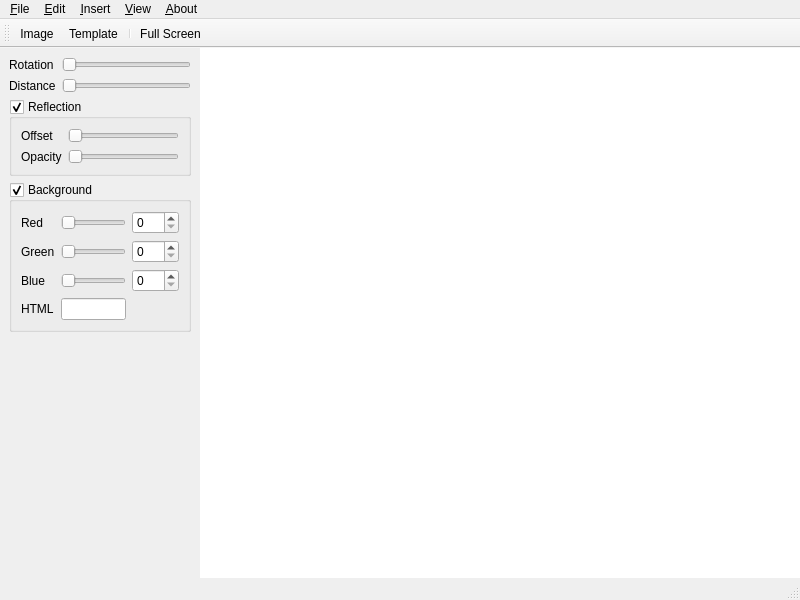
The window that src/Screenie/ui/MainWindow.ui (ariya/screenie) describes before a commit, drawn with Qt 5.
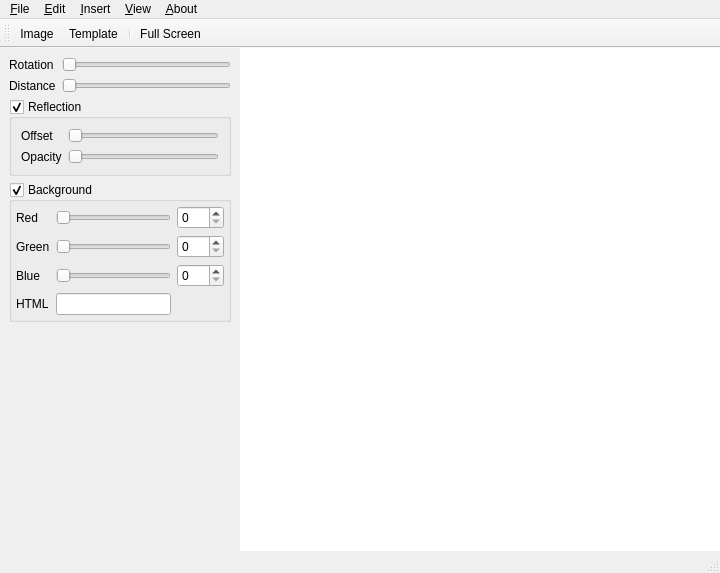
The same window after the commit. Icons and pictures are not drawn.

The edit to the form file:
```diff
--- a/src/Screenie/ui/MainWindow.ui
+++ b/src/Screenie/ui/MainWindow.ui
@@ -6,8 +6,8 @@
    <rect>
     <x>0</x>
     <y>0</y>
-    <width>800</width>
-    <height>600</height>
+    <width>720</width>
+    <height>573</height>
    </rect>
   </property>
   <property name="windowTitle">
@@ -38,13 +38,13 @@
      <widget class="QWidget" name="sidePanel" native="true">
       <property name="minimumSize">
        <size>
-        <width>200</width>
+        <width>240</width>
         <height>0</height>
        </size>
       </property>
       <property name="maximumSize">
        <size>
-        <width>200</width>
+        <width>240</width>
         <height>16777215</height>
        </size>
       </property>
@@ -154,6 +154,9 @@
           <bool>true</bool>
          </property>
          <layout class="QVBoxLayout" name="verticalLayout">
+          <property name="margin">
+           <number>4</number>
+          </property>
           <item>
            <layout class="QGridLayout" name="gridLayout_4">
             <item row="0" column="0">
@@ -237,6 +240,12 @@
             </item>
             <item row="3" column="1">
              <widget class="QLineEdit" name="htmlBGColorLineEdit">
+              <property name="minimumSize">
+               <size>
+                <width>0</width>
+                <height>0</height>
+               </size>
+              </property>
               <property name="text">
                <string notr="true"/>
               </property>
@@ -273,8 +282,8 @@
     <rect>
      <x>0</x>
      <y>0</y>
-     <width>800</width>
-     <height>20</height>
+     <width>720</width>
+     <height>22</height>
     </rect>
    </property>
    <widget class="QMenu" name="menu_File">
```
